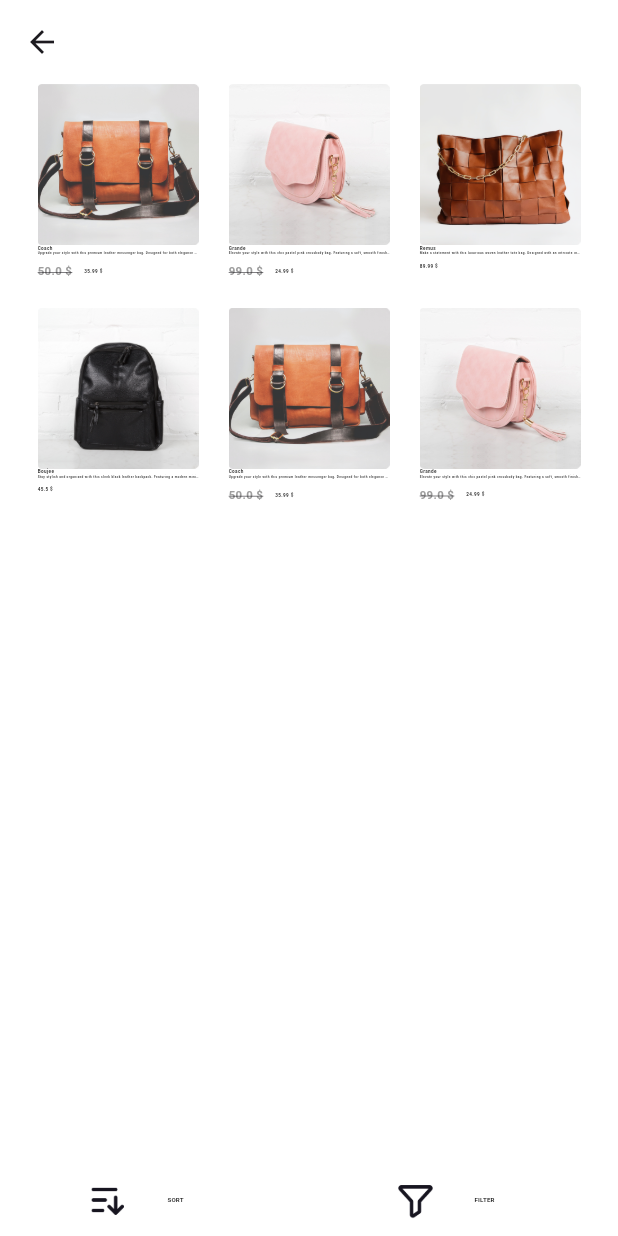
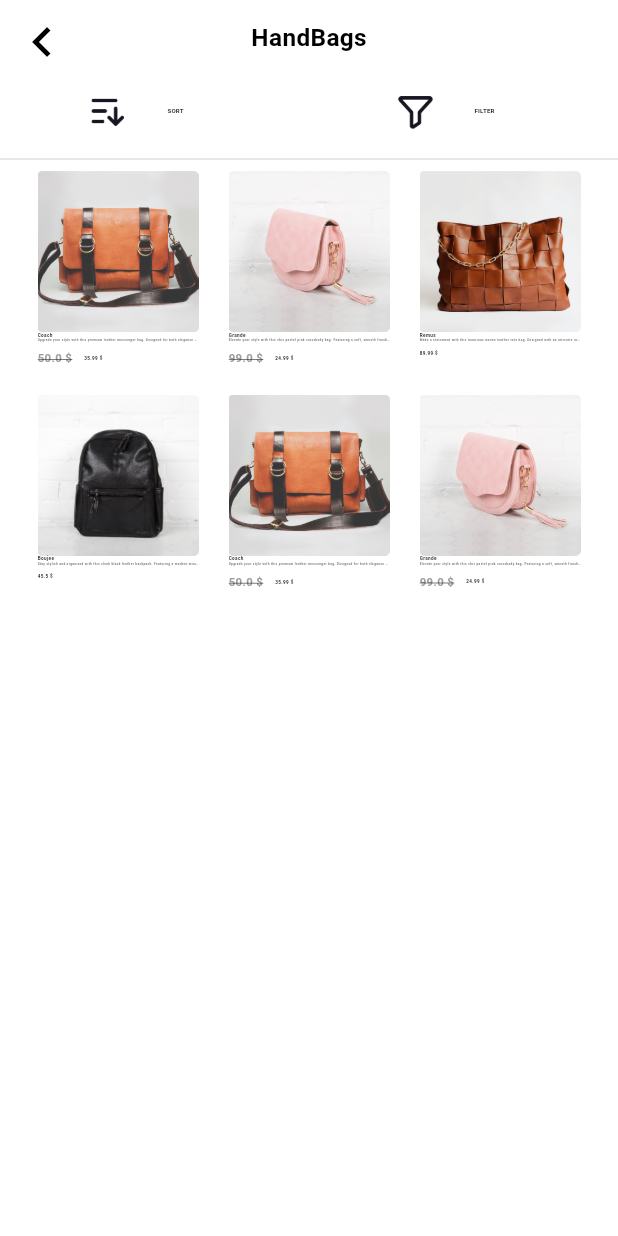
Before and after one commit to TheSam912/woocom, a Flutter app: the CategoryMobile screen opened directly, on a phone screen of 412 x 824 dp. Run offline on Flutter 3.47's test engine with Material 3 defaults, Android fonts, the phone set to English and light mode, and no system bars; our stand-ins replace carousel_slider, flutter_riverpod, flutter_screenutil, go_router, google_fonts; Roboto replaces fonts that are missing (Dosis).

Commit message:
category page UI for mobile done!

```diff
--- a/lib/core/constants/app_icons.dart
+++ b/lib/core/constants/app_icons.dart
@@ -5,6 +5,7 @@
   static const String search = "assets/icons/search.png";
   static const String bag = "assets/icons/bag.png";
   static const String wishlist = "assets/icons/wishlist.png";
+  static const String wishlist_true = "assets/icons/wishlist_true.png";
   static const String profile = "assets/icons/profile.png";
   static const String location = "assets/icons/location.png";
 
--- a/lib/presentation/pages/category/category_mobile.dart
+++ b/lib/presentation/pages/category/category_mobile.dart
@@ -16,16 +16,24 @@
   Widget build(BuildContext context) {
     return Scaffold(
       backgroundColor: Colors.white,
-      appBar: AppBar(
-        backgroundColor: Colors.white,
+      appBar: const PreferredSize(preferredSize: Size(0, 0), child: Center()),
+      body: SingleChildScrollView(
+          physics: const ClampingScrollPhysics(),
+          child: Column(
+            children: [
+              _customAppbarWidget(context),
+              _floatingButtons(),
+              Divider(
+                color: Colors.grey.shade300,
               ),
-      body: SingleChildScrollView(
-          child: GridView.builder(
+              GridView.builder(
                 physics: const NeverScrollableScrollPhysics(),
                 shrinkWrap: true,
-        padding: const EdgeInsets.symmetric(horizontal: 25),
-        gridDelegate: const SliverGridDelegateWithFixedCrossAxisCount(
-            crossAxisCount: 3, childAspectRatio: 0.72, crossAxisSpacing: 20),
+                padding: EdgeInsets.symmetric(horizontal: isTablet ? 25 : 14),
+                gridDelegate: SliverGridDelegateWithFixedCrossAxisCount(
+                    crossAxisCount: isTablet ? 3 : 2,
+                    childAspectRatio: isTablet ? 0.72 : 0.68,
+                    crossAxisSpacing: isTablet ? 20 : 14),
                 itemCount: AppLists.productList.length,
                 itemBuilder: (context, index) {
                   var item = AppLists.productList[index];
@@ -57,7 +65,8 @@
                                 ? AppTextStyles.dynamicStyle(
                                     fontSize: 3.sp, fontWeight: FontWeight.w700)
                                 : AppTextStyles.dynamicStyle(
-                            fontSize: 13.sp, fontWeight: FontWeight.w700),
+                                    fontSize: 13.sp,
+                                    fontWeight: FontWeight.w700),
                           ),
                           SizedBox(
                             width: double.infinity,
@@ -67,9 +76,13 @@
                               overflow: TextOverflow.ellipsis,
                               style: isTablet
                                   ? AppTextStyles.dynamicStyle(
-                              fontSize: 2.sp, fontWeight: FontWeight.w700)
+                                      fontSize: 2.sp,
+                                      fontWeight: FontWeight.w700,
+                                      color: Colors.grey.shade600)
                                   : AppTextStyles.dynamicStyle(
-                              fontSize: 13.sp, fontWeight: FontWeight.w700),
+                                      fontSize: 11.sp,
+                                      fontWeight: FontWeight.w700,
+                                      color: Colors.grey.shade600),
                             ),
                           ),
                           const SizedBox(height: 5),
@@ -82,11 +95,12 @@
                                               fontSize: 3.sp,
                                               fontWeight: FontWeight.w700)
                                           : AppTextStyles.dynamicStyle(
-                                      fontSize: 10.sp,
+                                              fontSize: 11.sp,
                                               fontWeight: FontWeight.w700)
                                       : isTablet
                                           ? AppTextStyles.productPriceSaleTablet
-                                  : AppTextStyles.productPriceSaleMobile),
+                                          : AppTextStyles
+                                              .productPriceSaleMobile),
                               const SizedBox(width: 8),
                               item.priceSale != 0.0
                                   ? Text("${item.priceSale} \$",
@@ -95,7 +109,7 @@
                                               fontSize: 3.sp,
                                               fontWeight: FontWeight.w700)
                                           : AppTextStyles.dynamicStyle(
-                                      fontSize: 10.sp,
+                                              fontSize: 11.sp,
                                               fontWeight: FontWeight.w700))
                                   : const Center(),
                             ],
@@ -105,9 +119,12 @@
                     ),
                   );
                 },
+              ),
+              const SizedBox(
+                height: 20,
+              )
+            ],
           )),
-      floatingActionButtonLocation: FloatingActionButtonLocation.centerDocked,
-      floatingActionButton: _floatingButtons(),
     );
   }
 
@@ -116,10 +133,11 @@
         children: [
           Flexible(
               flex: 1,
-              child: SizedBox(
-                width: double.infinity,
               child: GestureDetector(
                 onTap: () {},
+                child: Container(
+                  color: Colors.white,
+                  width: double.infinity,
                   child: Row(
                     mainAxisAlignment: MainAxisAlignment.center,
                     children: [
@@ -135,19 +153,24 @@
                                 WidgetStatePropertyAll(Color(0xffffffff))),
                         child: Text(
                           "SORT",
-                            style: AppTextStyles.dynamicStyle(
-                                fontSize: 4.sp, fontWeight: FontWeight.w700),
+                          style: isTablet
+                              ? AppTextStyles.dynamicStyle(
+                                  fontSize: 4.sp, fontWeight: FontWeight.w700)
+                              : AppTextStyles.dynamicStyle(
+                                  fontSize: 11.sp, fontWeight: FontWeight.w700),
                         ),
                       ),
                     ],
-                    )),
+                  ),
+                ),
               )),
           Flexible(
               flex: 1,
-              child: SizedBox(
-                width: double.infinity,
               child: GestureDetector(
                 onTap: () {},
+                child: Container(
+                  color: Colors.white,
+                  width: double.infinity,
                   child: Row(
                     mainAxisAlignment: MainAxisAlignment.center,
                     children: [
@@ -163,13 +186,46 @@
                                 WidgetStatePropertyAll(Color(0xffffffff))),
                         child: Text(
                           "FILTER",
-                            style: AppTextStyles.dynamicStyle(
-                                fontSize: 4.sp, fontWeight: FontWeight.w700),
+                          style: isTablet
+                              ? AppTextStyles.dynamicStyle(
+                                  fontSize: 4.sp, fontWeight: FontWeight.w700)
+                              : AppTextStyles.dynamicStyle(
+                                  fontSize: 11.sp, fontWeight: FontWeight.w700),
                         ),
                       ),
                     ],
-                    )),
+                  ),
+                ),
               ))
         ],
       );
+
+  _customAppbarWidget(context) => Container(
+        height: 50,
+        width: double.infinity,
+        alignment: Alignment.centerLeft,
+        child: Row(
+          mainAxisAlignment: MainAxisAlignment.spaceBetween,
+          children: [
+            IconButton(
+                onPressed: () => Navigator.pop(context),
+                icon: Icon(
+                  Icons.keyboard_arrow_left,
+                  color: Colors.black,
+                  size: isTablet ? 40 : 30,
+                )),
+            Text(
+              "HandBags",
+              style: AppTextStyles.dynamicStyle(fontWeight: FontWeight.bold),
+            ),
+            IconButton(
+                onPressed: null,
+                icon: Icon(
+                  Icons.keyboard_arrow_left,
+                  color: Colors.white,
+                  size: isTablet ? 40 : 30,
+                )),
+          ],
+        ),
+      );
 }
--- a/lib/presentation/pages/product_detail/product_detail_mobile.dart
+++ b/lib/presentation/pages/product_detail/product_detail_mobile.dart
@@ -23,10 +23,13 @@
 }
 
 class _ProductDetailMobileState extends State<ProductDetailMobile> {
+  bool fav = true;
+
   @override
   Widget build(BuildContext context) {
     return Scaffold(
       backgroundColor: Colors.white,
+      appBar: const PreferredSize(preferredSize: Size(0, 0), child: Center()),
       body: Padding(
         padding: const EdgeInsets.only(top: 10),
         child: ListView(
@@ -39,7 +42,6 @@
                   alignment: Alignment.center,
                   child: Image.asset(
                     widget.product.images[0],
-                    height: 600,
                   ),
                 ),
                 Positioned(
@@ -216,7 +218,8 @@
                                 ? AppTextStyles.dynamicStyle(
                                     fontSize: 5.sp, fontWeight: FontWeight.w700)
                                 : AppTextStyles.dynamicStyle(
-                                    fontSize: 14.sp, fontWeight: FontWeight.w700),
+                                    fontSize: 14.sp,
+                                    fontWeight: FontWeight.w700),
                       ),
                       initiallyExpanded: true,
                       backgroundColor: Colors.white,
@@ -265,7 +268,8 @@
                                 ? AppTextStyles.dynamicStyle(
                                     fontSize: 5.sp, fontWeight: FontWeight.w700)
                                 : AppTextStyles.dynamicStyle(
-                                    fontSize: 14.sp, fontWeight: FontWeight.w700),
+                                    fontSize: 14.sp,
+                                    fontWeight: FontWeight.w700),
                       ),
                       initiallyExpanded: true,
                       backgroundColor: Colors.white,
@@ -290,14 +294,15 @@
                                         widget.product.reviews[index].username,
                                         style: widget.isTablet
                                             ? AppTextStyles.dynamicStyle(
-                                                fontSize: 3.5.sp, fontWeight: FontWeight.w600)
+                                                fontSize: 3.5.sp,
+                                                fontWeight: FontWeight.w600)
                                             : const TextStyle(),
                                       ),
                                       const SizedBox(width: 8),
                                       ...List.generate(
                                         widget.product.reviews[index].rate,
-                                        (i) =>
-                                            const Icon(Icons.star, color: Colors.amber, size: 16),
+                                        (i) => const Icon(Icons.star,
+                                            color: Colors.amber, size: 16),
                                       ),
                                     ],
                                   ),
@@ -305,7 +310,8 @@
                                     widget.product.reviews[index].review,
                                     style: widget.isTablet
                                         ? AppTextStyles.dynamicStyle(
-                                            fontSize: 3.sp, fontWeight: FontWeight.w400)
+                                            fontSize: 3.sp,
+                                            fontWeight: FontWeight.w400)
                                         : const TextStyle(),
                                   ),
                                 ),
@@ -326,24 +332,32 @@
         ),
       ),
       floatingActionButtonLocation: FloatingActionButtonLocation.centerDocked,
-      floatingActionButton: _buttonsSection(),
+      floatingActionButton: _buttonsSection(
+        fav,
+      ),
     );
   }
 
-  _buttonsSection() => Container(
+  _buttonsSection(isFav) => Container(
         margin: const EdgeInsets.symmetric(horizontal: 14),
         child: Row(
           children: [
             Flexible(
                 flex: 1,
+                child: GestureDetector(
+                  onTap: () => setState(() {
+                    fav = !fav;
+                  }),
                   child: Container(
                     height: 50,
                     padding: const EdgeInsets.all(12),
                     decoration: BoxDecoration(
-                      borderRadius: BorderRadius.circular(8), color: Colors.grey.shade200),
+                        borderRadius: BorderRadius.circular(8),
+                        color: Colors.grey.shade200),
                     alignment: Alignment.center,
                     child: Image.asset(
-                    AppIcons.wishlist,
+                      isFav ? AppIcons.wishlist_true : AppIcons.wishlist,
+                    ),
                   ),
                 )),
             const SizedBox(
@@ -354,7 +368,8 @@
                 child: Container(
                   height: 50,
                   decoration: BoxDecoration(
-                      borderRadius: BorderRadius.circular(8), color: AppColors.primary),
+                      borderRadius: BorderRadius.circular(8),
+                      color: AppColors.primary),
                   alignment: Alignment.center,
                   child: Row(
                     mainAxisAlignment: MainAxisAlignment.center,
```
Also changed, not shown: assets/icons/wishlist_true.png (added). Lines whose indentation alone changed are shown as unchanged.
